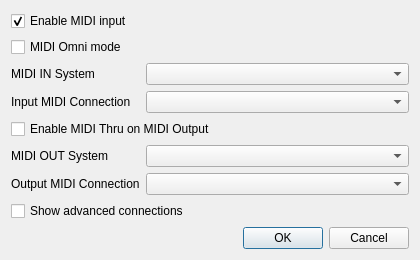
Before: the Qt Designer form src/midisetup.ui in pedrolcl/VMPK, drawn with Qt 5.
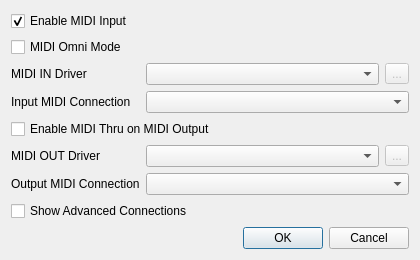
After: the same form once the commit is applied. Icons and pictures are not drawn.

Commit message: settings dialogs for network & fluidsynth drivers copyright year updated

```diff
--- a/src/midisetup.ui
+++ b/src/midisetup.ui
@@ -47,65 +47,28 @@
       <string>Check this box to enable MIDI input for the program. In Linux and Mac OSX the input port is always enabled and can't be un-ckecked</string>
      </property>
      <property name="text">
-      <string>Enable MIDI input</string>
+      <string>Enable MIDI Input</string>
      </property>
      <property name="checked">
       <bool>true</bool>
      </property>
     </widget>
    </item>
-   <item row="9" column="0" colspan="3">
-    <widget class="QDialogButtonBox" name="buttonBox">
-     <property name="orientation">
-      <enum>Qt::Horizontal</enum>
-     </property>
-     <property name="standardButtons">
-      <set>QDialogButtonBox::Cancel|QDialogButtonBox::Ok</set>
-     </property>
-    </widget>
-   </item>
-   <item row="5" column="0" colspan="2">
-    <widget class="QCheckBox" name="chkEnableThru">
-     <property name="whatsThis">
-      <string>Check this box to enable the MIDI Thru function: any MIDI event received in the input port will be copied unchanged to the output port</string>
-     </property>
-     <property name="text">
-      <string>Enable MIDI Thru on MIDI Output</string>
-     </property>
-    </widget>
-   </item>
-   <item row="6" column="0">
-    <widget class="QLabel" name="labelOutputBackend">
-     <property name="text">
-      <string>MIDI OUT System</string>
-     </property>
-    </widget>
-   </item>
-   <item row="6" column="1" colspan="2">
-    <widget class="QComboBox" name="comboOutputBackends">
-     <property name="sizePolicy">
-      <sizepolicy hsizetype="Expanding" vsizetype="Fixed">
-       <horstretch>0</horstretch>
-       <verstretch>0</verstretch>
-      </sizepolicy>
-     </property>
-    </widget>
-   </item>
    <item row="1" column="0" colspan="3">
     <widget class="QCheckBox" name="chkOmni">
      <property name="text">
-      <string>MIDI Omni mode</string>
+      <string>MIDI Omni Mode</string>
      </property>
     </widget>
    </item>
    <item row="2" column="0">
     <widget class="QLabel" name="labelInputBackend">
      <property name="text">
-      <string>MIDI IN System</string>
+      <string>MIDI IN Driver</string>
      </property>
     </widget>
    </item>
-   <item row="2" column="1" colspan="2">
+   <item row="2" column="1">
     <widget class="QComboBox" name="comboinputBackends">
      <property name="sizePolicy">
       <sizepolicy hsizetype="Expanding" vsizetype="Fixed">
@@ -115,14 +78,17 @@
      </property>
     </widget>
    </item>
-   <item row="8" column="0" colspan="3">
-    <widget class="QCheckBox" name="chkAdvanced">
+   <item row="2" column="2">
+    <widget class="QToolButton" name="btnConfigInput">
+     <property name="enabled">
+      <bool>false</bool>
+     </property>
      <property name="text">
-      <string>Show advanced connections</string>
+      <string>...</string>
      </property>
     </widget>
    </item>
-   <item row="4" column="0">
+   <item row="3" column="0">
     <widget class="QLabel" name="labelInput">
      <property name="sizePolicy">
       <sizepolicy hsizetype="Minimum" vsizetype="Preferred">
@@ -138,7 +104,63 @@
      </property>
     </widget>
    </item>
-   <item row="7" column="0">
+   <item row="3" column="1" colspan="2">
+    <widget class="QComboBox" name="comboInput">
+     <property name="sizePolicy">
+      <sizepolicy hsizetype="Expanding" vsizetype="Fixed">
+       <horstretch>0</horstretch>
+       <verstretch>0</verstretch>
+      </sizepolicy>
+     </property>
+     <property name="minimumSize">
+      <size>
+       <width>180</width>
+       <height>0</height>
+      </size>
+     </property>
+     <property name="whatsThis">
+      <string>Use this control to change the connection for the MIDI input port, if it is enabled</string>
+     </property>
+    </widget>
+   </item>
+   <item row="4" column="0" colspan="3">
+    <widget class="QCheckBox" name="chkEnableThru">
+     <property name="whatsThis">
+      <string>Check this box to enable the MIDI Thru function: any MIDI event received in the input port will be copied unchanged to the output port</string>
+     </property>
+     <property name="text">
+      <string>Enable MIDI Thru on MIDI Output</string>
+     </property>
+    </widget>
+   </item>
+   <item row="5" column="0">
+    <widget class="QLabel" name="labelOutputBackend">
+     <property name="text">
+      <string>MIDI OUT Driver</string>
+     </property>
+    </widget>
+   </item>
+   <item row="5" column="1">
+    <widget class="QComboBox" name="comboOutputBackends">
+     <property name="sizePolicy">
+      <sizepolicy hsizetype="Expanding" vsizetype="Fixed">
+       <horstretch>0</horstretch>
+       <verstretch>0</verstretch>
+      </sizepolicy>
+     </property>
+    </widget>
+   </item>
+   <item row="5" column="2">
+    <widget class="QToolButton" name="btnConfigOutput">
+     <property name="enabled">
+      <bool>false</bool>
+     </property>
+     <property name="text">
+      <string>...</string>
+     </property>
+    </widget>
+   </item>
+   <item row="6" column="0">
     <widget class="QLabel" name="labelOutput">
      <property name="sizePolicy">
       <sizepolicy hsizetype="Minimum" vsizetype="Preferred">
@@ -154,26 +176,7 @@
      </property>
     </widget>
    </item>
-   <item row="4" column="1" colspan="2">
-    <widget class="QComboBox" name="comboInput">
-     <property name="sizePolicy">
-      <sizepolicy hsizetype="Expanding" vsizetype="Fixed">
-       <horstretch>0</horstretch>
-       <verstretch>0</verstretch>
-      </sizepolicy>
-     </property>
-     <property name="minimumSize">
-      <size>
-       <width>180</width>
-       <height>0</height>
-      </size>
-     </property>
-     <property name="whatsThis">
-      <string>Use this control to change the connection for the MIDI input port, if it is enabled</string>
-     </property>
-    </widget>
-   </item>
-   <item row="7" column="1" colspan="2">
+   <item row="6" column="1" colspan="2">
     <widget class="QComboBox" name="comboOutput">
      <property name="sizePolicy">
       <sizepolicy hsizetype="Expanding" vsizetype="Fixed">
@@ -192,6 +195,23 @@
      </property>
     </widget>
    </item>
+   <item row="7" column="0" colspan="3">
+    <widget class="QCheckBox" name="chkAdvanced">
+     <property name="text">
+      <string>Show Advanced Connections</string>
+     </property>
+    </widget>
+   </item>
+   <item row="8" column="0" colspan="3">
+    <widget class="QDialogButtonBox" name="buttonBox">
+     <property name="orientation">
+      <enum>Qt::Horizontal</enum>
+     </property>
+     <property name="standardButtons">
+      <set>QDialogButtonBox::Cancel|QDialogButtonBox::Ok</set>
+     </property>
+    </widget>
+   </item>
   </layout>
  </widget>
  <tabstops>
```
Left out of the diff: 2 changed lines with no effect on the pictures. The commit also changes 61 other files.
